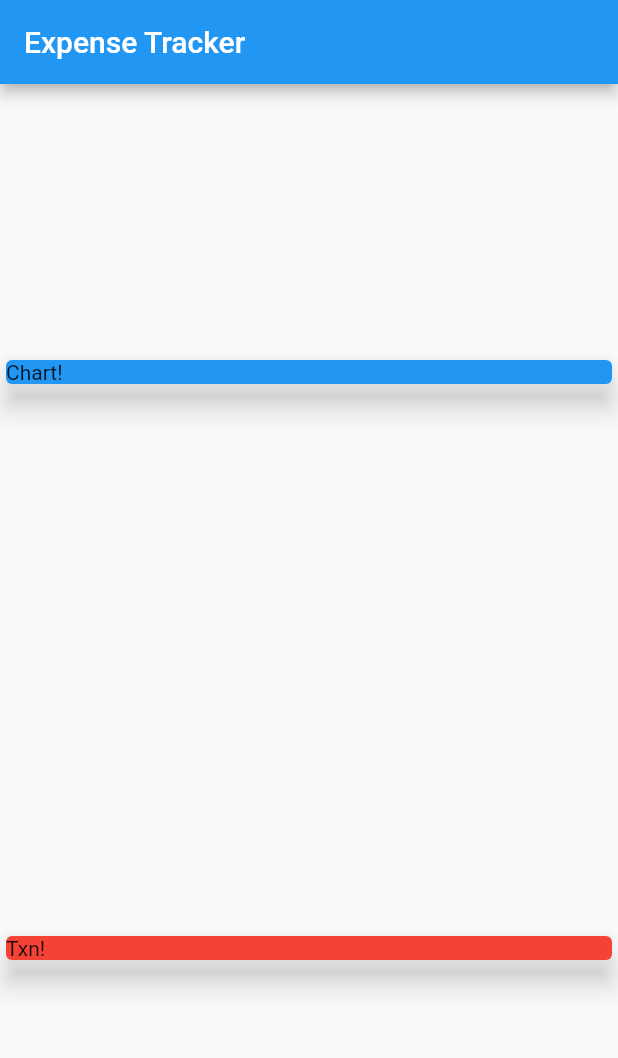
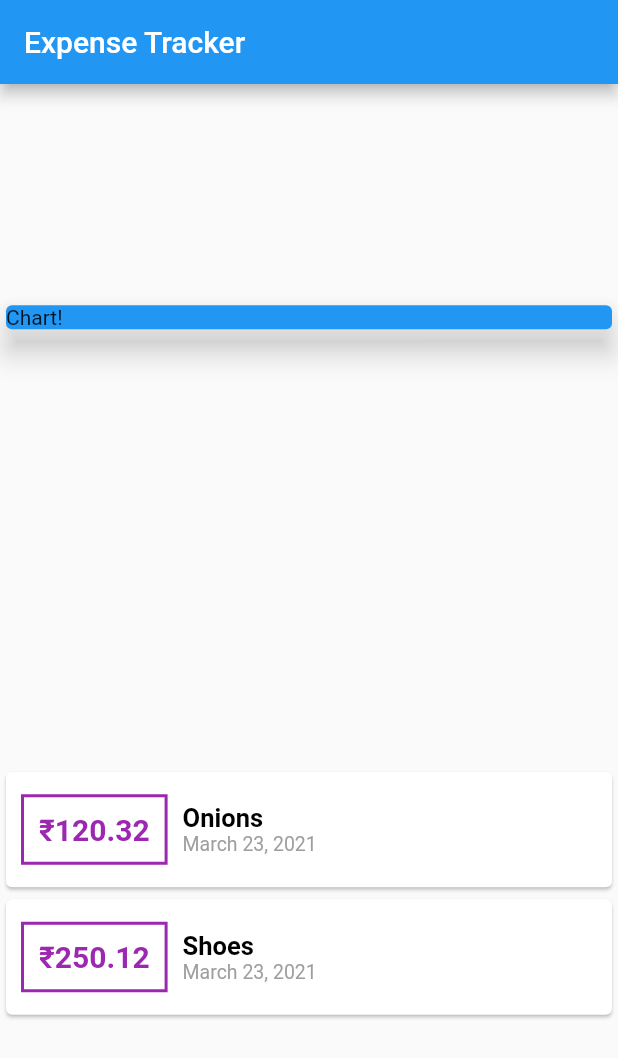
Before and after one commit to aniketprogdev/expense-tracker-flutter, a Flutter app: the screen it shows after launch, on a phone screen of 412 x 824 dp. Shown: the top 1058 px of the screen. Run offline on Flutter 3.47's test engine with Material 2 defaults, Android fonts, the phone set to English and light mode, and no system bars.

Commit message:
Added a new row/column look

```diff
--- a/lib/main.dart
+++ b/lib/main.dart
@@ -1,6 +1,7 @@
 import 'package:flutter/material.dart';
 
 import './transaction.dart';
+import 'package:intl/intl.dart';
 
 void main() {
   runApp(MyHomePage());
@@ -38,10 +39,53 @@ class MyHomePage extends StatelessWidget {
                 elevation: 8,
                 child: Text("Chart!"),
               ),
-              Card(
-                color: Colors.red,
-                elevation: 8,
-                child: Text("Txn!"),
+              Column(
+                children: transactions.map((tx) {
+                  return Card(
+                    child: Row(
+                      children: [
+                        Container(
+                          margin: EdgeInsets.symmetric(
+                            vertical: 15,
+                            horizontal: 10,
+                          ),
+                          decoration: BoxDecoration(
+                            border: Border.all(
+                              width: 2,
+                              color: Colors.purple,
+                            ),
+                          ),
+                          padding: EdgeInsets.all(10),
+                          child: Text(
+                            "₹${tx.amount}",
+                            style: TextStyle(
+                              fontWeight: FontWeight.bold,
+                              fontSize: 20,
+                              color: Colors.purple,
+                            ),
+                          ),
+                        ),
+                        Column(
+                          crossAxisAlignment: CrossAxisAlignment.start,
+                          children: [
+                            Text(
+                              tx.title,
+                              style: TextStyle(
+                                  color: Colors.black,
+                                  fontSize: 17,
+                                  fontWeight: FontWeight.bold),
+                            ),
+                            Text(
+                              DateFormat().add_yMMMMd().format(tx.date),
+                              style:
+                                  TextStyle(color: Colors.grey, fontSize: 13),
+                            ),
+                          ],
+                        ),
+                      ],
+                    ),
+                  );
+                }).toList(),
               )
             ],
           )),
--- a/pubspec.yaml
+++ b/pubspec.yaml
@@ -23,7 +23,7 @@ environment:
 dependencies:
   flutter:
     sdk: flutter
-
+  intl: ^0.17.0
 
   # The following adds the Cupertino Icons font to your application.
   # Use with the CupertinoIcons class for iOS style icons.
```
Also changed, not shown: pubspec.lock.
